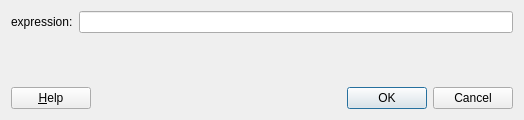
This is plugins/table/qfrdrtableformuladialog.ui in jkriege2/QuickFit3 as Qt 5 draws it before an edit. The edited form follows.
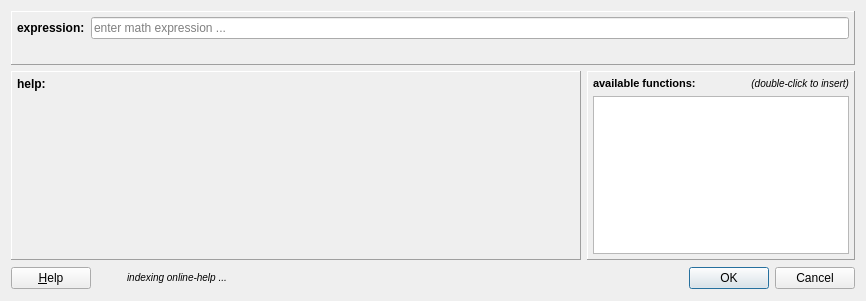
This is the edited form. Icons and pictures are not drawn. Custom widgets are drawn as their Qt base class.

Commit message: QuickFit3/table: improved expression editor dialog and online-help on expressions!

The edit to the form file:
```diff
--- a/plugins/table/qfrdrtableformuladialog.ui
+++ b/plugins/table/qfrdrtableformuladialog.ui
@@ -9,52 +9,62 @@
    <rect>
     <x>0</x>
     <y>0</y>
-    <width>524</width>
-    <height>120</height>
+    <width>866</width>
+    <height>301</height>
    </rect>
   </property>
   <property name="windowTitle">
    <string>Dialog</string>
   </property>
-  <layout class="QVBoxLayout" name="verticalLayout">
-   <item>
-    <layout class="QFormLayout" name="formLayout">
-     <item row="0" column="0">
-      <widget class="QLabel" name="label">
-       <property name="text">
-        <string>expression:</string>
-       </property>
-       <property name="buddy">
-        <cstring>edtFormula</cstring>
-       </property>
-      </widget>
-     </item>
-     <item row="0" column="1">
-      <widget class="QLineEdit" name="edtFormula"/>
-     </item>
-     <item row="1" column="1">
-      <widget class="QLabel" name="labError">
-       <property name="text">
-        <string/>
-       </property>
-      </widget>
-     </item>
-    </layout>
-   </item>
-   <item>
-    <spacer name="verticalSpacer">
-     <property name="orientation">
-      <enum>Qt::Vertical</enum>
+  <layout class="QGridLayout" name="gridLayout" rowstretch="0,1,0,0" columnstretch="1,0">
+   <item row="0" column="0" colspan="2">
+    <widget class="QFrame" name="frame_2">
+     <property name="frameShape">
+      <enum>QFrame::Panel</enum>
      </property>
-     <property name="sizeHint" stdset="0">
-      <size>
-       <width>20</width>
-       <height>40</height>
-      </size>
+     <property name="frameShadow">
+      <enum>QFrame::Raised</enum>
      </property>
-    </spacer>
+     <property name="lineWidth">
+      <number>1</number>
+     </property>
+     <property name="midLineWidth">
+      <number>0</number>
+     </property>
+     <layout class="QFormLayout" name="formLayout">
+      <property name="margin">
+       <number>5</number>
+      </property>
+      <item row="0" column="0">
+       <widget class="QLabel" name="label">
+        <property name="text">
+         <string>&lt;b&gt;expression:&lt;/b&gt;</string>
+        </property>
+       </widget>
+      </item>
+      <item row="0" column="1">
+       <widget class="QLineEdit" name="edtFormula">
+        <property name="font">
+         <font>
+          <pointsize>9</pointsize>
+         </font>
+        </property>
+        <property name="placeholderText">
+         <string>enter math expression ...</string>
+        </property>
+       </widget>
+      </item>
+      <item row="1" column="1">
+       <widget class="QLabel" name="labError">
+        <property name="text">
+         <string/>
+        </property>
+       </widget>
+      </item>
+     </layout>
+    </widget>
    </item>
-   <item>
+   <item row="3" column="0" colspan="2">
     <layout class="QHBoxLayout" name="horizontalLayout">
      <item>
       <widget class="QPushButton" name="btnHelp">
@@ -67,6 +77,26 @@
        </property>
       </widget>
      </item>
+     <item>
+      <widget class="QModernProgressWidget" name="progress" native="true">
+       <property name="minimumSize">
+        <size>
+         <width>24</width>
+         <height>24</height>
+        </size>
+       </property>
+       <property name="toolTip">
+        <string>parsing online-help for display in this dialog ...</string>
+       </property>
+      </widget>
+     </item>
+     <item>
+      <widget class="QLabel" name="labProgress">
+       <property name="text">
+        <string>&lt;small&gt;&lt;i&gt;indexing online-help ...&lt;/i&gt;&lt;/small&gt;</string>
+       </property>
+      </widget>
+     </item>
      <item>
       <widget class="QDialogButtonBox" name="buttonBox">
        <property name="orientation">
@@ -79,8 +109,122 @@
      </item>
     </layout>
    </item>
+   <item row="1" column="0" rowspan="2">
+    <widget class="QFrame" name="frame">
+     <property name="frameShape">
+      <enum>QFrame::Panel</enum>
+     </property>
+     <property name="frameShadow">
+      <enum>QFrame::Raised</enum>
+     </property>
+     <property name="lineWidth">
+      <number>1</number>
+     </property>
+     <property name="midLineWidth">
+      <number>0</number>
+     </property>
+     <layout class="QFormLayout" name="formLayout_2">
+      <property name="fieldGrowthPolicy">
+       <enum>QFormLayout::AllNonFixedFieldsGrow</enum>
+      </property>
+      <property name="margin">
+       <number>5</number>
+      </property>
+      <item row="1" column="1">
+       <widget class="QLabel" name="labHelp">
+        <property name="text">
+         <string/>
+        </property>
+        <property name="wordWrap">
+         <bool>true</bool>
+        </property>
+       </widget>
+      </item>
+      <item row="0" column="1">
+       <widget class="QLabel" name="labTemplate">
+        <property name="text">
+         <string/>
+        </property>
+        <property name="wordWrap">
+         <bool>true</bool>
+        </property>
+       </widget>
+      </item>
+      <item row="0" column="0">
+       <widget class="QLabel" name="label_2">
+        <property name="text">
+         <string>&lt;b&gt;help:&lt;/b&gt;</string>
+        </property>
+       </widget>
+      </item>
+     </layout>
+    </widget>
+   </item>
+   <item row="1" column="1" rowspan="2">
+    <widget class="QFrame" name="frame_3">
+     <property name="frameShape">
+      <enum>QFrame::Panel</enum>
+     </property>
+     <property name="frameShadow">
+      <enum>QFrame::Raised</enum>
+     </property>
+     <property name="lineWidth">
+      <number>1</number>
+     </property>
+     <property name="midLineWidth">
+      <number>0</number>
+     </property>
+     <layout class="QGridLayout" name="gridLayout_2">
+      <property name="margin">
+       <number>5</number>
+      </property>
+      <item row="0" column="0">
+       <widget class="QLabel" name="label_3">
+        <property name="text">
+         <string>&lt;!DOCTYPE HTML PUBLIC &quot;-//W3C//DTD HTML 4.0//EN&quot; &quot;http://www.w3.org/TR/REC-html40/strict.dtd&quot;&gt;
+&lt;html&gt;&lt;head&gt;&lt;meta name=&quot;qrichtext&quot; content=&quot;1&quot; /&gt;&lt;style type=&quot;text/css&quot;&gt;
+p, li { white-space: pre-wrap; }
+&lt;/style&gt;&lt;/head&gt;&lt;body style=&quot; font-family:'MS Shell Dlg 2'; font-size:8.25pt; font-weight:400; font-style:normal;&quot;&gt;
+&lt;p style=&quot; margin-top:0px; margin-bottom:0px; margin-left:0px; margin-right:0px; -qt-block-indent:0; text-indent:0px;&quot;&gt;&lt;span style=&quot; font-size:8pt; font-weight:600;&quot;&gt;available functions:&lt;/span&gt;&lt;span style=&quot; font-size:8pt;&quot;&gt;   &lt;/span&gt;&lt;/p&gt;&lt;/body&gt;&lt;/html&gt;</string>
+        </property>
+       </widget>
+      </item>
+      <item row="0" column="1">
+       <widget class="QLabel" name="label_4">
+        <property name="text">
+         <string>&lt;small&gt;&lt;i&gt;(double-click to insert)&lt;/i&gt;&lt;/small&gt;</string>
+        </property>
+        <property name="alignment">
+         <set>Qt::AlignRight|Qt::AlignTrailing|Qt::AlignVCenter</set>
+        </property>
+       </widget>
+      </item>
+      <item row="1" column="0" colspan="2">
+       <widget class="QListView" name="lstFunctions">
+        <property name="focusPolicy">
+         <enum>Qt::NoFocus</enum>
+        </property>
+        <property name="editTriggers">
+         <set>QAbstractItemView::NoEditTriggers</set>
+        </property>
+        <property name="uniformItemSizes">
+         <bool>true</bool>
+        </property>
+       </widget>
+      </item>
+     </layout>
+    </widget>
+   </item>
   </layout>
  </widget>
+ <customwidgets>
+  <customwidget>
+   <class>QModernProgressWidget</class>
+   <extends>QWidget</extends>
+   <header>qmodernprogresswidget.h</header>
+   <container>1</container>
+  </customwidget>
+ </customwidgets>
  <resources>
   <include location="../../lib/lib.qrc"/>
   <include location="../../lib/lib.qrc"/>
```
Left out of the diff: 2 changed lines with no effect on the pictures. The commit also changes 15 other files.
